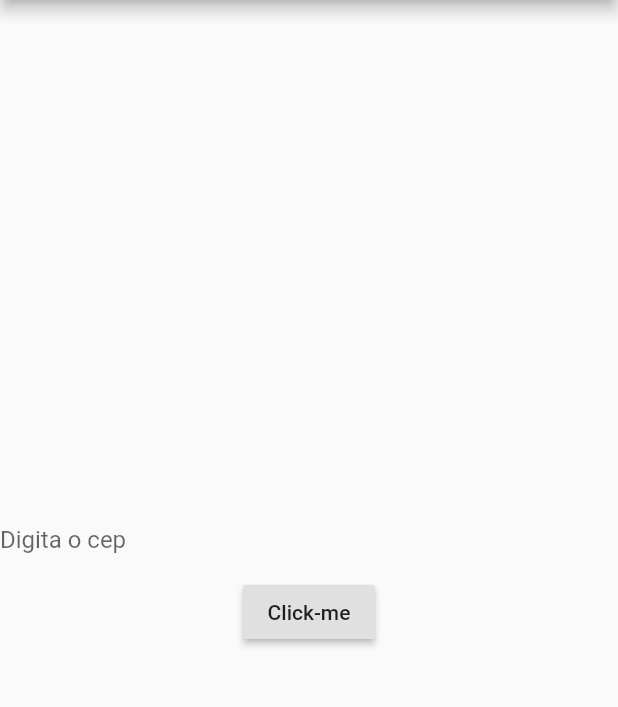
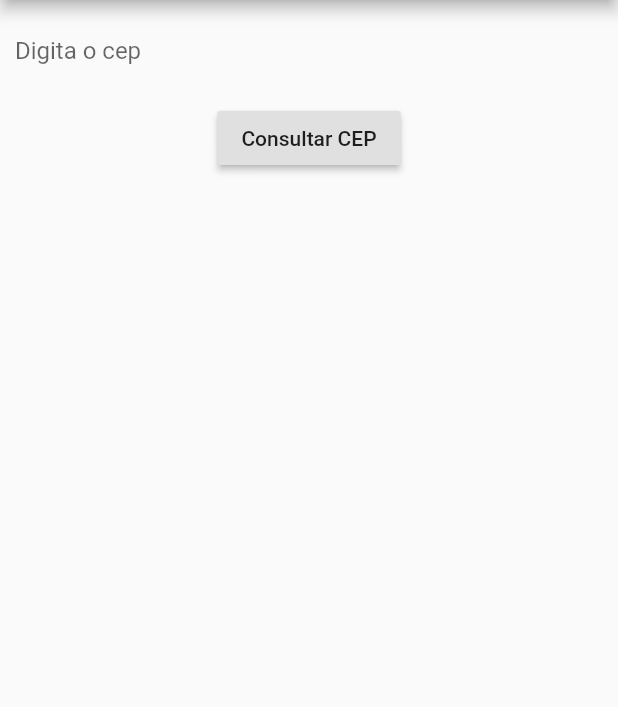
Before and after one commit to alexandrepd/FlutterBloc, a Flutter app: the screen it shows after launch, on a phone screen of 412 x 824 dp, the part 84-791 px from its top. Run offline on Flutter 3.47's test engine with Material 2 defaults, Android fonts, the phone set to English and light mode, and no system bars; our stand-ins replace flutter_bloc.

Commit message:
adicionando pastas Clean architecture

```diff
--- a/lib/features/consulta_cep/1.presentation/editCustom.dart
+++ /dev/null
@@ -1,18 +0,0 @@
-import 'package:flutter/material.dart';
-
-class EditCustom extends StatelessWidget {
-  final TextEditingController _controller;
-
-  const EditCustom(this._controller);
-  @override
-  Widget build(BuildContext context) {
-    return Container(
-      child: TextField(
-        controller: _controller,
-        decoration:
-            InputDecoration(border: InputBorder.none, hintText: 'Digita o cep'),
-        keyboardType: TextInputType.number,
-      ),
-    );
-  }
-}
--- a/lib/features/consulta_cep/4.infrastructure/Provider/consultaCepProvider.dart
+++ b/lib/features/consulta_cep/data/datasources/consultaCepProvider.dart
@@ -1,6 +1,6 @@
 import 'dart:convert';
 
-import 'package:FlutterBloc/features/consulta_cep/3.domain/consultaCepModel.dart';
+import 'package:FlutterBloc/features/consulta_cep/data/models/consultaCepModel.dart';
 import 'package:http/http.dart' as http;
 
 class ConsultaCepProvider {
--- a/lib/features/consulta_cep/4.infrastructure/Repository/consultaCepRepository.dart
+++ b/lib/features/consulta_cep/data/repositories/consultaCepRepository.dart
@@ -1,5 +1,5 @@
-import 'package:FlutterBloc/features/consulta_cep/3.domain/consultaCepModel.dart';
-import 'package:FlutterBloc/features/consulta_cep/4.infrastructure/Provider/consultaCepProvider.dart';
+import 'package:FlutterBloc/features/consulta_cep/data/datasources/consultaCepProvider.dart';
+import 'package:FlutterBloc/features/consulta_cep/data/models/consultaCepModel.dart';
 
 class ConsultaCepRepository {
   ConsultaCepProvider _consultaCepProvider = ConsultaCepProvider();
--- a/lib/features/consulta_cep/2.application/consultacep_state.dart
+++ b/lib/features/consulta_cep/presentation/bloc/consultacep_state.dart
@@ -12,6 +12,9 @@ class ConsultaCepFetchedState extends ConsultaCepState {
   ConsultaCepFetchedState({@required this.cepModel});
 }
 
-class ConsultaCepErrorState extends ConsultaCepState {}
+class ConsultaCepErrorState extends ConsultaCepState {
+  final String error;
+  ConsultaCepErrorState({@required this.error});
+}
 
 class ConsultaCepEmptyState extends ConsultaCepState {}
--- a/lib/features/consulta_cep/1.presentation/buttonCustom.dart
+++ b/lib/features/consulta_cep/presentation/widgets/buttonCustom.dart
@@ -1,4 +1,4 @@
-import 'package:FlutterBloc/features/consulta_cep/2.application/consultacep_bloc.dart';
+import 'package:FlutterBloc/features/consulta_cep/presentation/bloc/consultacep_bloc.dart';
 import 'package:flutter/material.dart';
 import 'package:flutter_bloc/flutter_bloc.dart';
 
@@ -9,14 +9,12 @@ class ButtonCustom extends StatelessWidget {
 
   @override
   Widget build(BuildContext context) {
-    // ignore: close_sinks
-    final _bloc = BlocProvider.of<ConsultacepBloc>(context);
-
     return Container(
       child: RaisedButton(
           child: Text(caption),
           onPressed: () {
-            _bloc.add(SendCepEvent(cep: controller.text));
+            BlocProvider.of<ConsultacepBloc>(context)
+                .add(SendCepEvent(cep: controller.text));
             print('clicked');
           }),
     );
--- /dev/null
+++ b/lib/features/consulta_cep/presentation/widgets/editCustom.dart
@@ -0,0 +1,21 @@
+import 'package:flutter/material.dart';
+
+class EditCustom extends StatelessWidget {
+  final TextEditingController _controller;
+
+  const EditCustom(this._controller);
+  @override
+  Widget build(BuildContext context) {
+    return Padding(
+      padding: const EdgeInsets.all(10.0),
+      child: Container(
+        child: TextField(
+          controller: _controller,
+          decoration: InputDecoration(
+              border: InputBorder.none, hintText: 'Digita o cep'),
+          keyboardType: TextInputType.number,
+        ),
+      ),
+    );
+  }
+}
--- a/lib/main.dart
+++ b/lib/main.dart
@@ -1,7 +1,8 @@
-import 'package:FlutterBloc/features/consulta_cep/1.presentation/ConsultaCepComponents.dart';
-import 'package:FlutterBloc/features/consulta_cep/2.application/consultacep_bloc.dart';
+import 'package:FlutterBloc/features/consulta_cep/presentation/bloc/consultacep_bloc.dart';
 import 'package:flutter/material.dart';
 import 'package:flutter_bloc/flutter_bloc.dart';
+
+import 'features/consulta_cep/presentation/widgets/ConsultaCepComponents.dart';
 
 void main() {
   runApp(MyApp());
@@ -44,7 +45,7 @@ class _MyHomePageState extends State<MyHomePage> {
             mainAxisAlignment: MainAxisAlignment.center,
             children: <Widget>[
               EditCustom(_controller),
-              ButtonCustom('Click-me', _controller),
+              ButtonCustom('Consultar CEP', _controller),
               ResultCustom(),
             ],
           ),
```
Also changed, not shown: lib/features/consulta_cep/1.presentation/resultCustom.dart (deleted, +0 -42 lines), lib/features/consulta_cep/1.presentation/textCustom.dart (deleted, +0 -16 lines), lib/features/consulta_cep/2.application/consultacep_bloc.dart (deleted, +0 -28 lines), lib/features/consulta_cep/presentation/bloc/consultacep_bloc.dart (added, +32 -0 lines), lib/features/consulta_cep/presentation/widgets/resultCustom.dart (added, +50 -0 lines), lib/features/consulta_cep/presentation/widgets/textCustom.dart (added, +30 -0 lines), lib/features/consulta_cep/data/models/consultaCepModel.dart (renamed from lib/features/consulta_cep/3.domain/consultaCepModel.dart), lib/features/consulta_cep/presentation/bloc/consultacep_event.dart (renamed from lib/features/consulta_cep/2.application/consultacep_event.dart), lib/features/consulta_cep/presentation/widgets/ConsultaCepComponents.dart (renamed from lib/features/consulta_cep/1.presentation/ConsultaCepComponents.dart).
